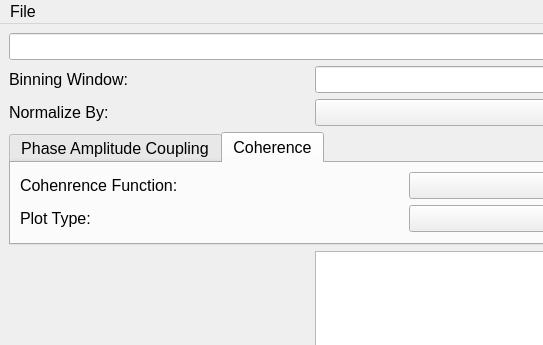
Qt form sakeconnectivity/gui/sake_con_ui.ui (SAKEverse/sake) before a commit; both pictures show x 0 to 543 and y 0 to 345 of the 1200 by 700 pixel window.
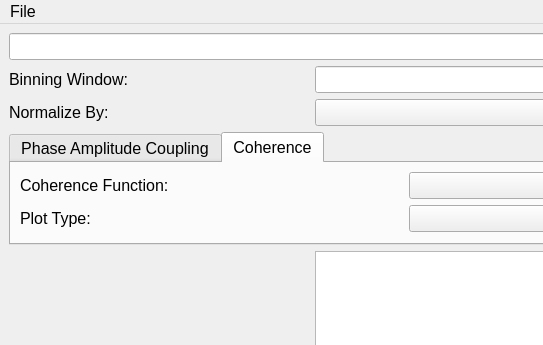
The same form after that commit.

```diff
--- a/sakeconnectivity/gui/sake_con_ui.ui
+++ b/sakeconnectivity/gui/sake_con_ui.ui
@@ -206,7 +206,7 @@
            </sizepolicy>
           </property>
           <property name="text">
-           <string>Cohenrence Function:</string>
+           <string>Coherence Function:</string>
           </property>
          </widget>
         </item>
```
